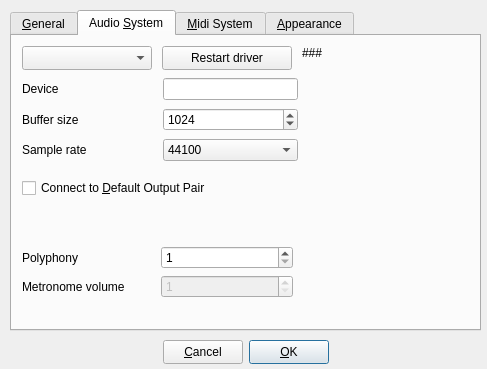
First picture: the form in gui/src/UI/PreferencesDialog_UI.ui, repository hydrogen-music/hydrogen, before the edit.
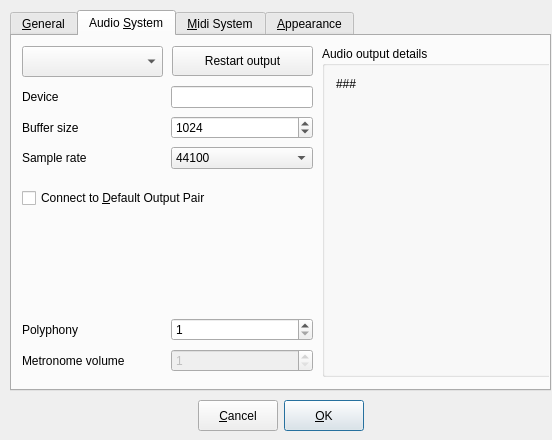
Second picture: the form after the edit.

```diff
--- a/gui/src/UI/PreferencesDialog_UI.ui
+++ b/gui/src/UI/PreferencesDialog_UI.ui
@@ -5,8 +5,8 @@
    <rect>
     <x>0</x>
     <y>0</y>
-    <width>487</width>
-    <height>369</height>
+    <width>552</width>
+    <height>440</height>
    </rect>
   </property>
   <property name="windowTitle" >
@@ -16,9 +16,9 @@
    <property name="geometry" >
     <rect>
      <x>10</x>
-     <y>340</y>
-     <width>471</width>
-     <height>24</height>
+     <y>400</y>
+     <width>541</width>
+     <height>31</height>
     </rect>
    </property>
    <layout class="QHBoxLayout" >
@@ -126,8 +126,8 @@
     <rect>
      <x>10</x>
      <y>10</y>
-     <width>471</width>
-     <height>321</height>
+     <width>541</width>
+     <height>381</height>
     </rect>
    </property>
    <property name="sizePolicy" >
@@ -178,30 +178,30 @@
       <rect>
        <x>10</x>
        <y>10</y>
-       <width>130</width>
-       <height>24</height>
+       <width>141</width>
+       <height>31</height>
       </rect>
      </property>
     </widget>
     <widget class="QPushButton" name="restartDriverBtn" >
      <property name="geometry" >
       <rect>
-       <x>150</x>
+       <x>160</x>
        <y>10</y>
-       <width>130</width>
-       <height>24</height>
+       <width>141</width>
+       <height>30</height>
       </rect>
      </property>
      <property name="text" >
-      <string>Restart driver</string>
+      <string>Restart output</string>
      </property>
     </widget>
     <widget class="QCheckBox" name="connectDefaultsCheckBox" >
      <property name="geometry" >
       <rect>
        <x>10</x>
-       <y>140</y>
-       <width>250</width>
+       <y>150</y>
+       <width>291</width>
        <height>24</height>
       </rect>
      </property>
@@ -216,9 +216,9 @@
      <property name="geometry" >
       <rect>
        <x>10</x>
-       <y>40</y>
-       <width>276</width>
-       <height>89</height>
+       <y>48</y>
+       <width>291</width>
+       <height>90</height>
       </rect>
      </property>
      <layout class="QGridLayout" >
@@ -334,29 +334,13 @@
       </item>
      </layout>
     </widget>
-    <widget class="QLabel" name="driverInfoLbl" >
-     <property name="geometry" >
-      <rect>
-       <x>290</x>
-       <y>10</y>
-       <width>171</width>
-       <height>251</height>
-      </rect>
-     </property>
-     <property name="text" >
-      <string>###</string>
-     </property>
-     <property name="alignment" >
-      <set>Qt::AlignTop</set>
-     </property>
-    </widget>
     <widget class="QWidget" name="layoutWidget" >
      <property name="geometry" >
       <rect>
        <x>10</x>
-       <y>210</y>
-       <width>271</width>
-       <height>54</height>
+       <y>280</y>
+       <width>291</width>
+       <height>58</height>
       </rect>
      </property>
      <layout class="QGridLayout" >
@@ -435,6 +419,31 @@
       </item>
      </layout>
     </widget>
+    <widget class="QGroupBox" name="groupBox" >
+     <property name="geometry" >
+      <rect>
+       <x>310</x>
+       <y>10</y>
+       <width>231</width>
+       <height>331</height>
+      </rect>
+     </property>
+     <property name="title" >
+      <string>Audio output details</string>
+     </property>
+     <layout class="QVBoxLayout" >
+      <item>
+       <widget class="QLabel" name="driverInfoLbl" >
+        <property name="text" >
+         <string>###</string>
+        </property>
+        <property name="alignment" >
+         <set>Qt::AlignTop</set>
+        </property>
+       </widget>
+      </item>
+     </layout>
+    </widget>
    </widget>
    <widget class="QWidget" name="tab" >
     <attribute name="title" >
@@ -445,8 +454,8 @@
       <rect>
        <x>10</x>
        <y>10</y>
-       <width>451</width>
-       <height>107</height>
+       <width>521</width>
+       <height>117</height>
       </rect>
      </property>
      <layout class="QGridLayout" >
@@ -634,8 +643,8 @@
       <rect>
        <x>10</x>
        <y>10</y>
-       <width>451</width>
-       <height>52</height>
+       <width>521</width>
+       <height>63</height>
       </rect>
      </property>
      <layout class="QGridLayout" >
@@ -705,9 +714,9 @@
      <property name="geometry" >
       <rect>
        <x>10</x>
-       <y>80</y>
-       <width>451</width>
-       <height>52</height>
+       <y>90</y>
+       <width>521</width>
+       <height>63</height>
       </rect>
      </property>
      <layout class="QGridLayout" >
```
Left out of the diff: 9 changed lines with no effect on the pictures.
